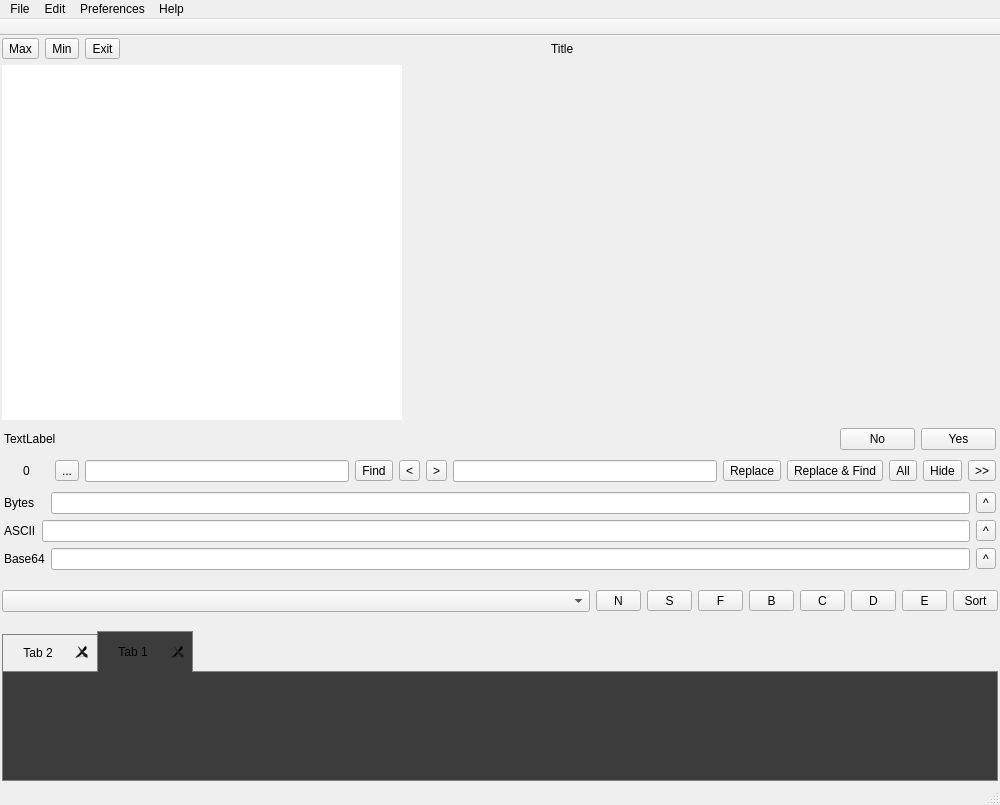
Before: the Qt Designer form mainwindow.ui in ic005k/Xplist, drawn with Qt 5.
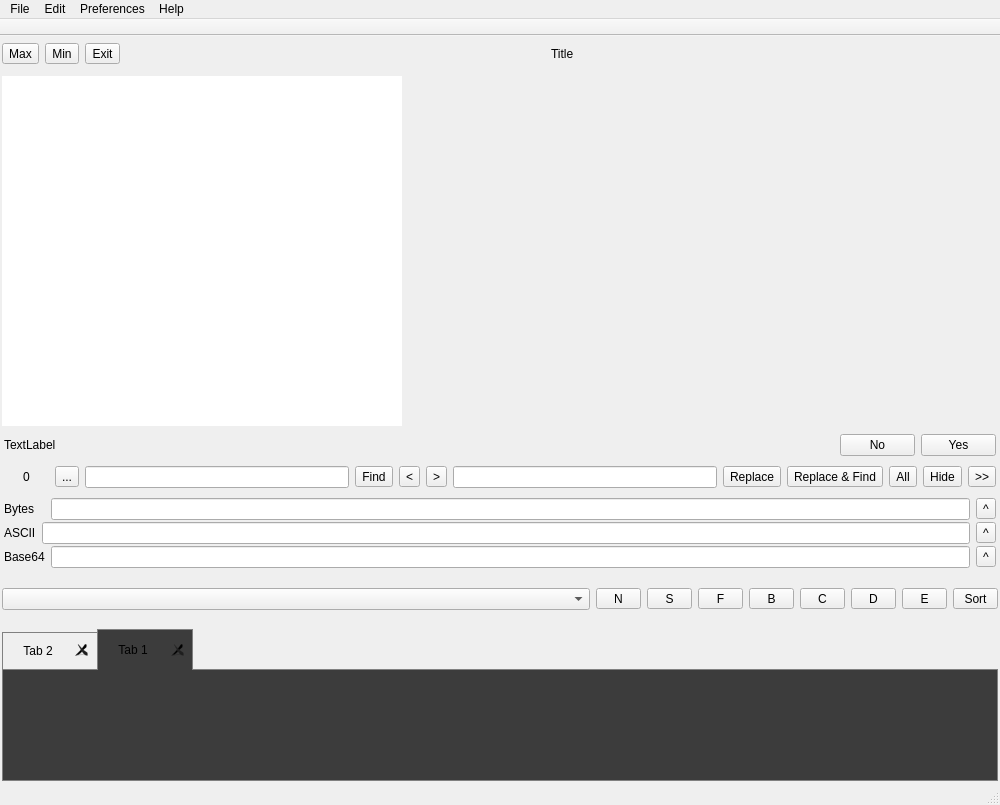
After: the same form once the commit is applied. Icons and pictures are not drawn.

Patch:
```diff
--- a/mainwindow.ui
+++ b/mainwindow.ui
@@ -160,10 +160,10 @@
           <enum>QFrame::NoFrame</enum>
          </property>
          <property name="frameShadow">
-          <enum>QFrame::Plain</enum>
+          <enum>QFrame::Sunken</enum>
          </property>
          <property name="lineWidth">
-          <number>0</number>
+          <number>1</number>
          </property>
          <layout class="QGridLayout" name="gridLayout_4">
           <property name="leftMargin">
@@ -306,6 +306,9 @@
           <property name="bottomMargin">
            <number>2</number>
           </property>
+          <property name="verticalSpacing">
+           <number>2</number>
+          </property>
           <item row="0" column="0">
            <widget class="QLabel" name="lblBytes">
             <property name="text">
@@ -740,6 +743,18 @@
     </item>
     <item row="0" column="0">
      <widget class="QFrame" name="frameTitle">
+      <property name="minimumSize">
+       <size>
+        <width>0</width>
+        <height>32</height>
+       </size>
+      </property>
+      <property name="maximumSize">
+       <size>
+        <width>16777215</width>
+        <height>32</height>
+       </size>
+      </property>
       <property name="frameShape">
        <enum>QFrame::NoFrame</enum>
       </property>
```
